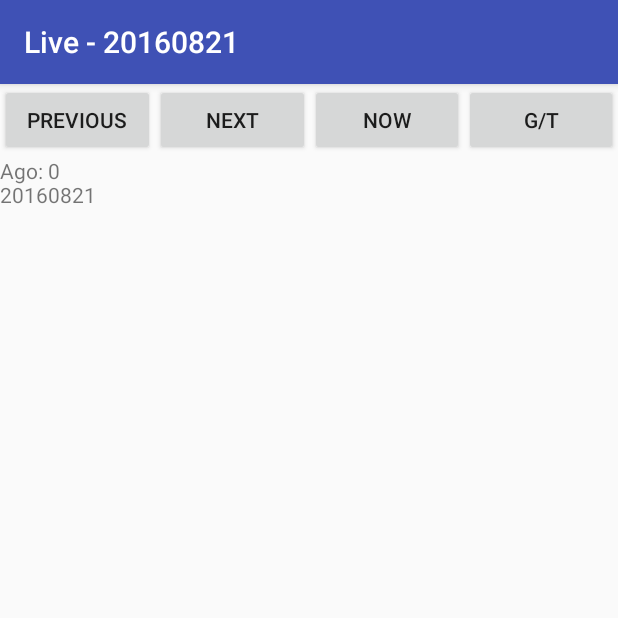
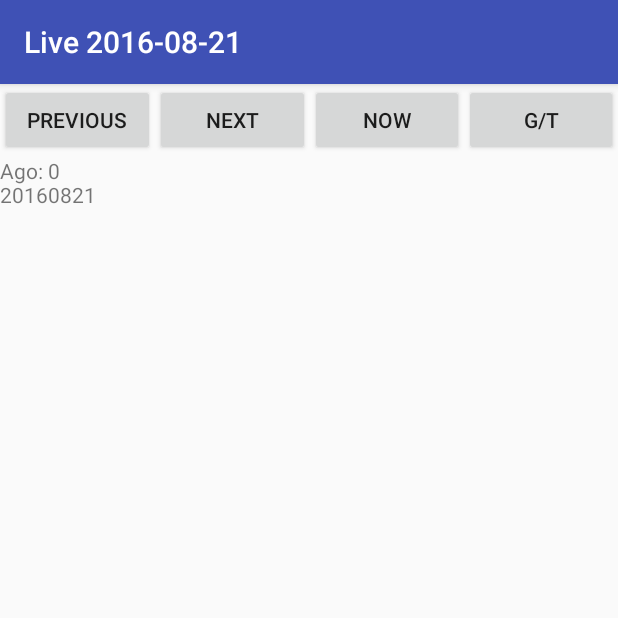
Before and after one commit to jansipke/pvdisplay, an Android app: the LiveGraphActivity screen opened directly, with no data from a screen before it, after a tap on "G/T", on a phone screen of 412 x 824 dp, the top half of it. Run offline under Robolectric (Android 15) with nearby library versions, the phone set to English and light mode, and no system bars; libraries missing offline, so code that uses them is left out: com.jjoe64.graphview; 26 statements that could not run were skipped.

Commit message:
Fixed some compiler warnings

```diff
--- a/app/src/main/java/nl/jansipke/pvdisplay/LiveGraphActivity.java
+++ b/app/src/main/java/nl/jansipke/pvdisplay/LiveGraphActivity.java
@@ -1,6 +1,7 @@
 package nl.jansipke.pvdisplay;
 
 import android.graphics.Color;
+import android.support.v7.app.ActionBar;
 import android.support.v7.app.AppCompatActivity;
 import android.os.Bundle;
 import android.util.Log;
@@ -20,6 +21,7 @@ import java.util.Calendar;
 import java.util.Date;
 import java.util.GregorianCalendar;
 import java.util.List;
+import java.util.Locale;
 
 import nl.jansipke.pvdisplay.data.LivePvDatum;
 import nl.jansipke.pvdisplay.database.PvDataOperations;
@@ -29,9 +31,9 @@ public class LiveGraphActivity extends AppCompatActivity {
     private final static String TAG = "LiveGraphActivity";
 
     private final Date now = new Date();
-    private final SimpleDateFormat yearMonthDayFormat = new SimpleDateFormat("yyyyMMdd"); // TODO Change to yyyy-MM-dd
-    private final SimpleDateFormat dateTimeFormat = new SimpleDateFormat("yyyyMMdd HH:mm");
-    private final SimpleDateFormat timeFormat = new SimpleDateFormat("HH:mm");
+    private final SimpleDateFormat yearMonthDayFormat = new SimpleDateFormat("yyyyMMdd", Locale.US);
+    private final SimpleDateFormat dateTimeFormat = new SimpleDateFormat("yyyyMMdd HH:mm", Locale.US);
+    private final SimpleDateFormat timeFormat = new SimpleDateFormat("HH:mm", Locale.US);
 
     private int ago = 0;
 
@@ -124,7 +126,7 @@ public class LiveGraphActivity extends AppCompatActivity {
 
     private void updateTable(String date) {
         TextView textView = (TextView) findViewById(R.id.text);
-        textView.setText("Ago: " + ago + "\n" + date);
+        textView.setText("Ago: " + ago + "\n" + date); // TODO Implement table
     }
 
     public void switchClick(View view) {
@@ -137,7 +139,14 @@ public class LiveGraphActivity extends AppCompatActivity {
         calendar.add(Calendar.DATE, -ago);
         String date = yearMonthDayFormat.format(calendar.getTime());
 
-        getSupportActionBar().setTitle("Live - " + date);
+        String year = date.substring(0, 4);
+        String month = date.substring(4, 6);
+        String day = date.substring(6, 8);
+
+        ActionBar supportActionBar = getSupportActionBar();
+        if (supportActionBar != null) {
+            supportActionBar.setTitle("Live " + year + "-" + month + "-" + day);
+        }
 
         updateGraph(date);
         updateTable(date);
```
